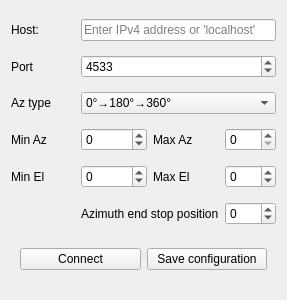
Old version of the form ui_files/Rotator.ui in the repository z-taylor/Satellite-tracker-reworked.
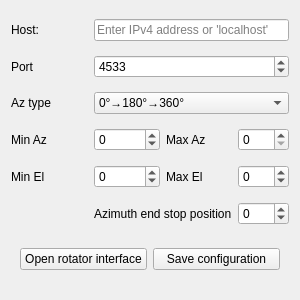
New version of the form.

The edit to the form file:
```diff
--- a/ui_files/Rotator.ui
+++ b/ui_files/Rotator.ui
@@ -6,7 +6,7 @@
    <rect>
     <x>0</x>
     <y>0</y>
-    <width>287</width>
+    <width>300</width>
     <height>300</height>
    </rect>
   </property>
@@ -163,7 +163,7 @@
       <item row="1" column="0">
        <widget class="QPushButton" name="connectButton">
         <property name="text">
-         <string>Connect</string>
+         <string>Open rotator interface</string>
         </property>
        </widget>
       </item>
```
